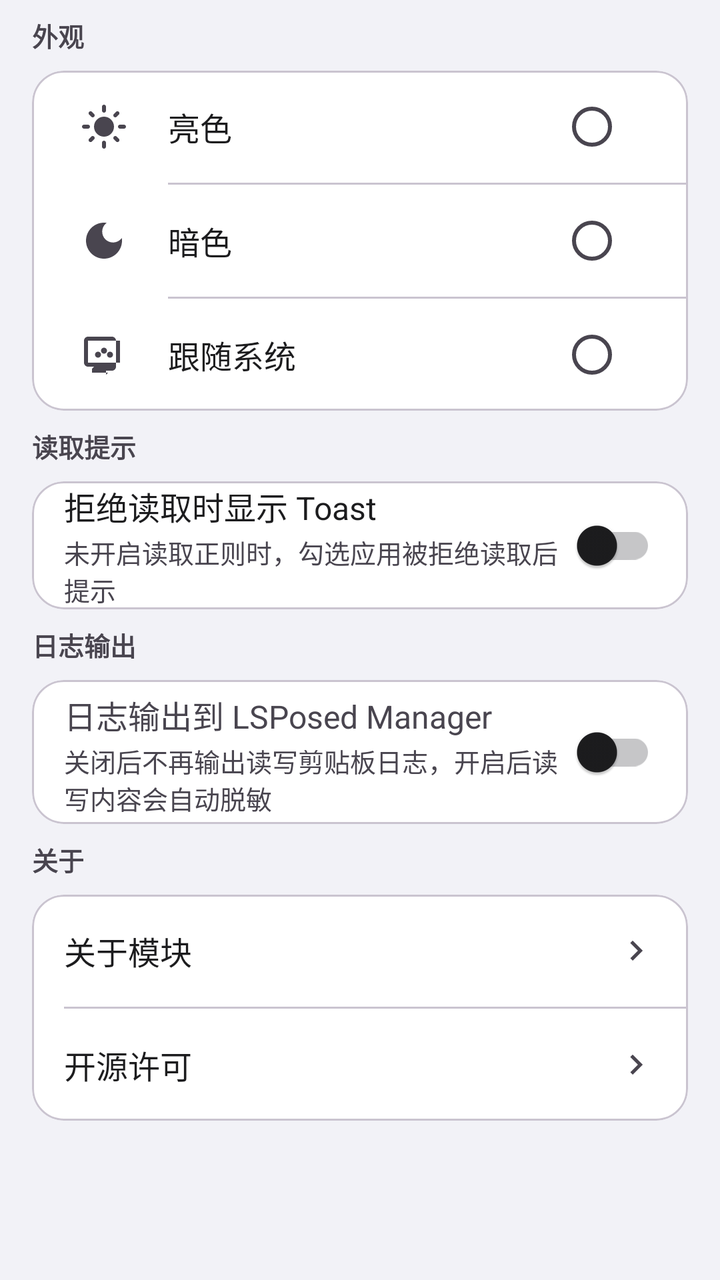
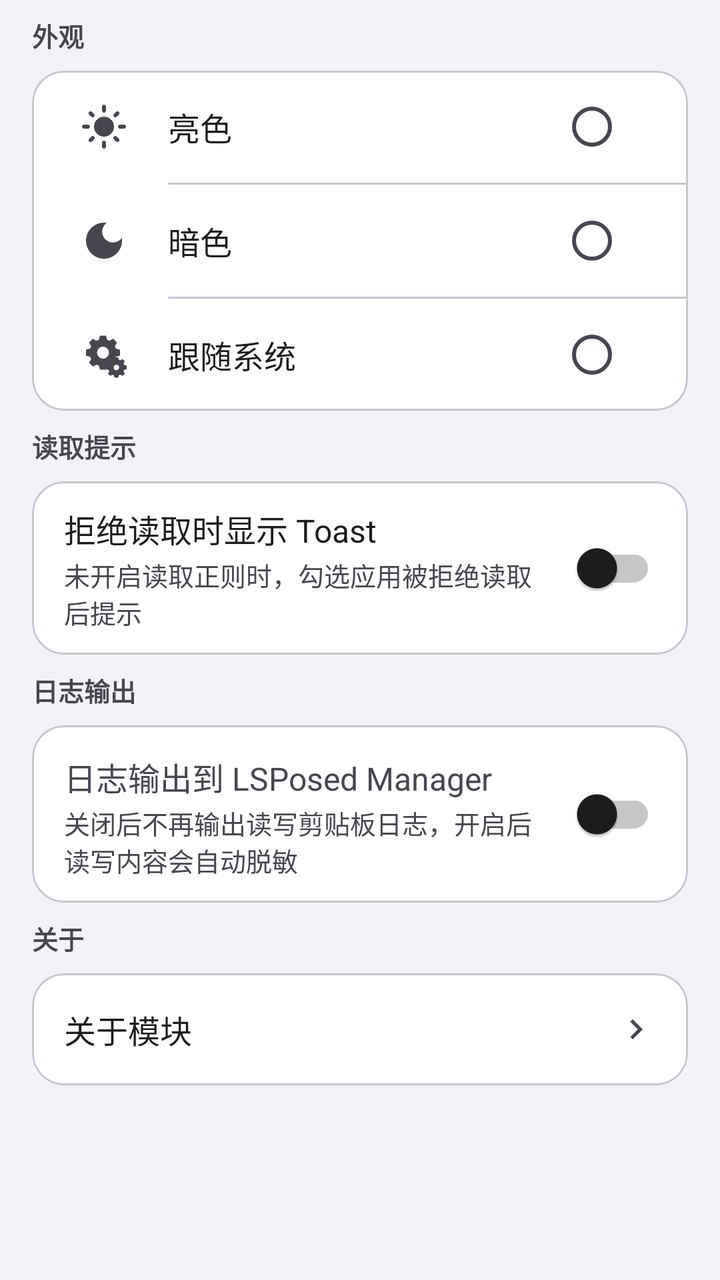

Before-and-after screenshots of an Android layout around one commit, followed by the original layout XML and the change that was made.
<!-- AndroidManifest.xml: application theme Theme.ClipboardGuard -->
<!-- res/layout/page_settings.xml -->
<?xml version="1.0" encoding="utf-8"?>
<LinearLayout xmlns:android="http://schemas.android.com/apk/res/android"
    android:layout_width="match_parent"
    android:layout_height="match_parent"
    android:orientation="vertical"
    android:background="?attr/colorSurfaceVariant">

    
    <TextView
        android:layout_width="match_parent"
        android:layout_height="wrap_content"
        android:paddingHorizontal="16dp"
        android:paddingTop="8dp"
        android:paddingBottom="8dp"
        android:text="@string/settings_appearance"
        android:textSize="13sp"
        android:textColor="?attr/colorOnSurfaceVariant"
        android:textStyle="bold" />

    
    <com.google.android.material.card.MaterialCardView
        android:layout_width="match_parent"
        android:layout_height="wrap_content"
        android:layout_marginHorizontal="16dp"
        app:cardBackgroundColor="?attr/colorSurface"
        app:cardCornerRadius="16dp"
        app:cardElevation="0dp"
        app:strokeWidth="1dp"
        app:strokeColor="?attr/colorOutlineVariant"
        xmlns:app="http://schemas.android.com/apk/res-auto">

        <LinearLayout
            android:layout_width="match_parent"
            android:layout_height="wrap_content"
            android:orientation="vertical">

            
            <LinearLayout
                android:id="@+id/item_theme_light"
                android:layout_width="match_parent"
                android:layout_height="56dp"
                android:background="?attr/selectableItemBackground"
                android:gravity="center_vertical"
                android:orientation="horizontal"
                android:paddingHorizontal="16dp"
                android:clickable="true"
                android:focusable="true">

                <ImageView
                    android:layout_width="40dp"
                    android:layout_height="40dp"
                    android:padding="8dp"
                    android:src="@drawable/ic_sun"
                    app:tint="?attr/colorOnSurfaceVariant" />

                <TextView
                    android:layout_width="0dp"
                    android:layout_height="wrap_content"
                    android:layout_weight="1"
                    android:layout_marginStart="12dp"
                    android:text="@string/theme_light"
                    android:textSize="16sp"
                    android:textColor="?attr/colorOnSurface" />

                <RadioButton
                    android:id="@+id/rb_theme_light"
                    android:layout_width="wrap_content"
                    android:layout_height="wrap_content"
                    android:clickable="false"
                    android:focusable="false" />

            </LinearLayout>

            <View
                android:layout_width="match_parent"
                android:layout_height="1dp"
                android:layout_marginStart="68dp"
                android:background="?attr/colorOutlineVariant" />

            
            <LinearLayout
                android:id="@+id/item_theme_dark"
                android:layout_width="match_parent"
                android:layout_height="56dp"
                android:background="?attr/selectableItemBackground"
                android:gravity="center_vertical"
                android:orientation="horizontal"
                android:paddingHorizontal="16dp"
                android:clickable="true"
                android:focusable="true">

                <ImageView
                    android:layout_width="40dp"
                    android:layout_height="40dp"
                    android:padding="8dp"
                    android:src="@drawable/ic_moon"
                    app:tint="?attr/colorOnSurfaceVariant" />

                <TextView
                    android:layout_width="0dp"
                    android:layout_height="wrap_content"
                    android:layout_weight="1"
                    android:layout_marginStart="12dp"
                    android:text="@string/theme_dark"
                    android:textSize="16sp"
                    android:textColor="?attr/colorOnSurface" />

                <RadioButton
                    android:id="@+id/rb_theme_dark"
                    android:layout_width="wrap_content"
                    android:layout_height="wrap_content"
                    android:clickable="false"
                    android:focusable="false" />

            </LinearLayout>

            <View
                android:layout_width="match_parent"
                android:layout_height="1dp"
                android:layout_marginStart="68dp"
                android:background="?attr/colorOutlineVariant" />

            
            <LinearLayout
                android:id="@+id/item_theme_system"
                android:layout_width="match_parent"
                android:layout_height="56dp"
                android:background="?attr/selectableItemBackground"
                android:gravity="center_vertical"
                android:orientation="horizontal"
                android:paddingHorizontal="16dp"
                android:clickable="true"
                android:focusable="true">

                <ImageView
                    android:layout_width="40dp"
                    android:layout_height="40dp"
                    android:padding="8dp"
                    android:src="@drawable/ic_system"
                    app:tint="?attr/colorOnSurfaceVariant" />

                <TextView
                    android:layout_width="0dp"
                    android:layout_height="wrap_content"
                    android:layout_weight="1"
                    android:layout_marginStart="12dp"
                    android:text="@string/theme_follow_system"
                    android:textSize="16sp"
                    android:textColor="?attr/colorOnSurface" />

                <RadioButton
                    android:id="@+id/rb_theme_system"
                    android:layout_width="wrap_content"
                    android:layout_height="wrap_content"
                    android:clickable="false"
                    android:focusable="false" />

            </LinearLayout>

        </LinearLayout>

    </com.google.android.material.card.MaterialCardView>

    
    <TextView
        android:layout_width="match_parent"
        android:layout_height="wrap_content"
        android:paddingHorizontal="16dp"
        android:paddingTop="8dp"
        android:paddingBottom="8dp"
        android:text="@string/settings_read_tip"
        android:textSize="13sp"
        android:textColor="?attr/colorOnSurfaceVariant"
        android:textStyle="bold" />

    <com.google.android.material.card.MaterialCardView
        android:layout_width="match_parent"
        android:layout_height="wrap_content"
        android:layout_marginHorizontal="16dp"
        android:layout_marginBottom="8dp"
        xmlns:app="http://schemas.android.com/apk/res-auto"
        app:cardBackgroundColor="?attr/colorSurface"
        app:cardCornerRadius="16dp"
        app:cardElevation="0dp"
        app:strokeWidth="1dp"
        app:strokeColor="?attr/colorOutlineVariant">

        <LinearLayout
            android:layout_width="match_parent"
            android:layout_height="64dp"
            android:gravity="center_vertical"
            android:orientation="horizontal"
            android:paddingHorizontal="16dp">

            <LinearLayout
                android:layout_width="0dp"
                android:layout_height="wrap_content"
                android:layout_weight="1"
                android:orientation="vertical">

                <TextView
                    android:layout_width="match_parent"
                    android:layout_height="wrap_content"
                    android:text="@string/settings_read_blocked_toast"
                    android:textSize="16sp"
                    android:textColor="?attr/colorOnSurface" />

                <TextView
                    android:layout_width="match_parent"
                    android:layout_height="wrap_content"
                    android:layout_marginTop="2dp"
                    android:text="@string/settings_read_blocked_toast_desc"
                    android:textSize="13sp"
                    android:textColor="?attr/colorOnSurfaceVariant" />
            </LinearLayout>

            <com.google.android.material.switchmaterial.SwitchMaterial
                android:id="@+id/switch_read_blocked_toast_enabled"
                android:layout_width="wrap_content"
                android:layout_height="wrap_content" />
        </LinearLayout>
    </com.google.android.material.card.MaterialCardView>

    
    <TextView
        android:layout_width="match_parent"
        android:layout_height="wrap_content"
        android:paddingHorizontal="16dp"
        android:paddingTop="0dp"
        android:paddingBottom="8dp"
        android:text="@string/settings_log_output"
        android:textSize="13sp"
        android:textColor="?attr/colorOnSurfaceVariant"
        android:textStyle="bold" />

    <com.google.android.material.card.MaterialCardView
        android:layout_width="match_parent"
        android:layout_height="wrap_content"
        android:layout_marginHorizontal="16dp"
        android:layout_marginBottom="8dp"
        xmlns:app="http://schemas.android.com/apk/res-auto"
        app:cardBackgroundColor="?attr/colorSurface"
        app:cardCornerRadius="16dp"
        app:cardElevation="0dp"
        app:strokeWidth="1dp"
        app:strokeColor="?attr/colorOutlineVariant">

        <LinearLayout
            android:layout_width="match_parent"
            android:layout_height="72dp"
            android:gravity="center_vertical"
            android:orientation="horizontal"
            android:paddingHorizontal="16dp">

            <LinearLayout
                android:layout_width="0dp"
                android:layout_height="wrap_content"
                android:layout_weight="1"
                android:orientation="vertical">

                <TextView
                    android:layout_width="match_parent"
                    android:layout_height="wrap_content"
                    android:layout_marginTop="2dp"
                    android:text="@string/settings_lsposed_log"
                    android:textSize="16sp"
                    android:textColor="?attr/colorOnSurfaceVariant" />
                <TextView
                    android:layout_width="match_parent"
                    android:layout_height="wrap_content"
                    android:layout_marginTop="2dp"
                    android:text="@string/settings_lsposed_log_desc"
                    android:textSize="13sp"
                    android:textColor="?attr/colorOnSurfaceVariant" />

            </LinearLayout>

            <com.google.android.material.switchmaterial.SwitchMaterial
                android:id="@+id/switch_lsposed_log_enabled"
                android:layout_width="wrap_content"
                android:layout_height="wrap_content" />
        </LinearLayout>
    </com.google.android.material.card.MaterialCardView>

    
    <TextView
        android:layout_width="match_parent"
        android:layout_height="wrap_content"
        android:paddingHorizontal="16dp"
        android:paddingTop="0dp"
        android:paddingBottom="8dp"
        android:text="@string/settings_about"
        android:textSize="13sp"
        android:textColor="?attr/colorOnSurfaceVariant"
        android:textStyle="bold" />

    <com.google.android.material.card.MaterialCardView
        android:layout_width="match_parent"
        android:layout_height="wrap_content"
        android:layout_marginHorizontal="16dp"
        app:cardBackgroundColor="?attr/colorSurface"
        app:cardCornerRadius="16dp"
        app:cardElevation="0dp"
        app:strokeWidth="1dp"
        app:strokeColor="?attr/colorOutlineVariant"
        xmlns:app="http://schemas.android.com/apk/res-auto">

        <LinearLayout
            android:layout_width="match_parent"
            android:layout_height="wrap_content"
            android:orientation="vertical">

            
            <LinearLayout
                android:id="@+id/item_about"
                android:layout_width="match_parent"
                android:layout_height="56dp"
                android:background="?attr/selectableItemBackground"
                android:gravity="center_vertical"
                android:orientation="horizontal"
                android:paddingHorizontal="16dp"
                android:clickable="true"
                android:focusable="true">

                <TextView
                    android:layout_width="0dp"
                    android:layout_height="wrap_content"
                    android:layout_weight="1"
                    android:text="@string/settings_about_module"
                    android:textSize="16sp"
                    android:textColor="?attr/colorOnSurface" />

                <ImageView
                    android:layout_width="20dp"
                    android:layout_height="20dp"
                    android:src="@drawable/ic_arrow_right"
                    app:tint="?attr/colorOnSurfaceVariant" />

            </LinearLayout>

            <View
                android:layout_width="match_parent"
                android:layout_height="1dp"
                android:layout_marginStart="16dp"
                android:background="?attr/colorOutlineVariant" />

            
            <LinearLayout
                android:id="@+id/item_license"
                android:layout_width="match_parent"
                android:layout_height="56dp"
                android:background="?attr/selectableItemBackground"
                android:gravity="center_vertical"
                android:orientation="horizontal"
                android:paddingHorizontal="16dp"
                android:clickable="true"
                android:focusable="true">

                <TextView
                    android:layout_width="0dp"
                    android:layout_height="wrap_content"
                    android:layout_weight="1"
                    android:text="@string/settings_license"
                    android:textSize="16sp"
                    android:textColor="?attr/colorOnSurface" />

                <ImageView
                    android:layout_width="20dp"
                    android:layout_height="20dp"
                    android:src="@drawable/ic_arrow_right"
                    app:tint="?attr/colorOnSurfaceVariant" />

            </LinearLayout>

        </LinearLayout>

    </com.google.android.material.card.MaterialCardView>

</LinearLayout>
<!-- resources referenced by this layout -->
<resources>
  <!-- drawable ic_system (drawable) -->
  <?xml version="1.0" encoding="utf-8"?>
  <vector xmlns:android="http://schemas.android.com/apk/res/android"
      android:width="24dp"
      android:height="24dp"
      android:viewportWidth="24"
      android:viewportHeight="24">
      <path
          android:fillColor="#FF000000"
          android:pathData="M20,3H4c-1.1,0 -2,0.9 -2,2v11c0,1.1 0.9,2 2,2h3l-1,1v2h8l-1,1v-2h3c1.1,0 2,-0.9 2,-2V5c0,-1.1 -0.9,-2 -2,-2zM20,16H4V5h16v11z"/>
      <path
          android:fillColor="#FF000000"
          android:pathData="M9,12m-1.5,0a1.5,1.5 0,1 1,3 0a1.5,1.5 0,1 1,-3 0"/>
      <path
          android:fillColor="#FF000000"
          android:pathData="M15,12m-1.5,0a1.5,1.5 0,1 1,3 0a1.5,1.5 0,1 1,-3 0"/>
      <path
          android:fillColor="#FF000000"
          android:pathData="M12,10m-1.5,0a1.5,1.5 0,1 1,3 0a1.5,1.5 0,1 1,-3 0"/>
  </vector>
  <string name="settings_license">开源许可</string>
  <string name="theme_dark">暗色</string>
  <style name="Theme.ClipboardGuard" parent="Theme.Material3.DayNight.NoActionBar">
          
          <item name="colorPrimary">@color/color_primary</item>
          <item name="colorOnPrimary">@color/color_on_primary</item>
          <item name="colorPrimaryContainer">@color/color_primary_container</item>
          <item name="colorOnPrimaryContainer">@color/color_on_primary_container</item>
  
          
          <item name="colorSecondary">@color/color_secondary</item>
          <item name="colorOnSecondary">@color/color_on_secondary</item>
          <item name="colorSecondaryContainer">@color/color_secondary_container</item>
          <item name="colorOnSecondaryContainer">@color/color_on_secondary_container</item>
  
          
          <item name="colorTertiary">@color/color_tertiary</item>
          <item name="colorOnTertiary">@color/color_on_tertiary</item>
          <item name="colorTertiaryContainer">@color/color_tertiary_container</item>
          <item name="colorOnTertiaryContainer">@color/color_on_tertiary_container</item>
  
          
          <item name="colorError">@color/color_error</item>
          <item name="colorOnError">@color/color_on_error</item>
          <item name="colorErrorContainer">@color/color_error_container</item>
          <item name="colorOnErrorContainer">@color/color_on_error_container</item>
  
          
          <item name="android:colorBackground">@color/color_background</item>
          <item name="colorOnBackground">@color/color_on_background</item>
          <item name="colorSurface">@color/color_surface</item>
          <item name="colorOnSurface">@color/color_on_surface</item>
          <item name="colorSurfaceVariant">@color/color_surface_variant</item>
          <item name="colorOnSurfaceVariant">@color/color_on_surface_variant</item>
  
          
          <item name="colorOutline">@color/color_outline</item>
          <item name="colorOutlineVariant">@color/color_outline_variant</item>
  
          
          <item name="android:statusBarColor">@color/color_primary</item>
          <item name="android:navigationBarColor">#FF000000</item>
  
          
          <item name="android:windowBackground">@color/color_background</item>
  
          
          <item name="colorPrimaryDark">@color/color_primary_dark</item>
          <item name="colorAccent">@color/color_primary</item>
      </style>
  <!-- unchanged entries left out for length: 39 -->
</resources>

<!-- the commit's change to res/layout/page_settings.xml (unified diff, before → after) -->
@@ -187,10 +187,12 @@
 
         <LinearLayout
             android:layout_width="match_parent"
-            android:layout_height="64dp"
+            android:layout_height="wrap_content"
+            android:minHeight="64dp"
             android:gravity="center_vertical"
             android:orientation="horizontal"
-            android:paddingHorizontal="16dp">
+            android:paddingHorizontal="16dp"
+            android:paddingVertical="12dp">
 
             <LinearLayout
                 android:layout_width="0dp"
@@ -217,7 +219,8 @@
             <com.google.android.material.switchmaterial.SwitchMaterial
                 android:id="@+id/switch_read_blocked_toast_enabled"
                 android:layout_width="wrap_content"
-                android:layout_height="wrap_content" />
+                android:layout_height="wrap_content"
+                android:layout_marginStart="12dp" />
         </LinearLayout>
     </com.google.android.material.card.MaterialCardView>
 
@@ -247,10 +250,12 @@
 
         <LinearLayout
             android:layout_width="match_parent"
-            android:layout_height="72dp"
+            android:layout_height="wrap_content"
+            android:minHeight="72dp"
             android:gravity="center_vertical"
             android:orientation="horizontal"
-            android:paddingHorizontal="16dp">
+            android:paddingHorizontal="16dp"
+            android:paddingVertical="12dp">
 
             <LinearLayout
                 android:layout_width="0dp"
@@ -278,7 +283,8 @@
             <com.google.android.material.switchmaterial.SwitchMaterial
                 android:id="@+id/switch_lsposed_log_enabled"
                 android:layout_width="wrap_content"
-                android:layout_height="wrap_content" />
+                android:layout_height="wrap_content"
+                android:layout_marginStart="12dp" />
         </LinearLayout>
     </com.google.android.material.card.MaterialCardView>
 
@@ -338,40 +344,6 @@
 
             </LinearLayout>
 
-            <View
-                android:layout_width="match_parent"
-                android:layout_height="1dp"
-                android:layout_marginStart="16dp"
-                android:background="?attr/colorOutlineVariant" />
-
-            
-            <LinearLayout
-                android:id="@+id/item_license"
-                android:layout_width="match_parent"
-                android:layout_height="56dp"
-                android:background="?attr/selectableItemBackground"
-                android:gravity="center_vertical"
-                android:orientation="horizontal"
-                android:paddingHorizontal="16dp"
-                android:clickable="true"
-                android:focusable="true">
-
-                <TextView
-                    android:layout_width="0dp"
-                    android:layout_height="wrap_content"
-                    android:layout_weight="1"
-                    android:text="@string/settings_license"
-                    android:textSize="16sp"
-                    android:textColor="?attr/colorOnSurface" />
-
-                <ImageView
-                    android:layout_width="20dp"
-                    android:layout_height="20dp"
-                    android:src="@drawable/ic_arrow_right"
-                    app:tint="?attr/colorOnSurfaceVariant" />
-
-            </LinearLayout>
-
         </LinearLayout>
 
     </com.google.android.material.card.MaterialCardView>
<!-- resource entries referenced after the edit -->
@@ -7,22 +7,24 @@
       android:height="24dp"
       android:viewportWidth="24"
       android:viewportHeight="24">
+  
+      
       <path
           android:fillColor="#FF000000"
-          android:pathData="M20,3H4c-1.1,0 -2,0.9 -2,2v11c0,1.1 0.9,2 2,2h3l-1,1v2h8l-1,1v-2h3c1.1,0 2,-0.9 2,-2V5c0,-1.1 -0.9,-2 -2,-2zM20,16H4V5h16v11z"/>
+          android:fillType="evenOdd"
+          android:pathData="M13,2.5l0.55,2.05c0.42,0.14 0.82,0.31 1.2,0.52l1.84,-1.06 1.9,1.9 -1.06,1.84c0.21,0.38 0.38,0.78 0.52,1.2L20,9.5v3l-2.05,0.55c-0.14,0.42 -0.31,0.82 -0.52,1.2l1.06,1.84 -1.9,1.9 -1.84,-1.06c-0.38,0.21 -0.78,0.38 -1.2,0.52L13,19.5h-3l-0.55,-2.05c-0.42,-0.14 -0.82,-0.31 -1.2,-0.52l-1.84,1.06 -1.9,-1.9 1.06,-1.84c-0.21,-0.38 -0.38,-0.78 -0.52,-1.2L3,12.5v-3l2.05,-0.55c0.14,-0.42 0.31,-0.82 0.52,-1.2L4.51,5.91l1.9,-1.9 1.84,1.06c0.38,-0.21 0.78,-0.38 1.2,-0.52L10,2.5h3zM11.5,8a3,3 0,1 0,0 6,3 3,0 0,0 0,-6z" />
+  
       <path
           android:fillColor="#FF000000"
-          android:pathData="M9,12m-1.5,0a1.5,1.5 0,1 1,3 0a1.5,1.5 0,1 1,-3 0"/>
-      <path
-          android:fillColor="#FF000000"
-          android:pathData="M15,12m-1.5,0a1.5,1.5 0,1 1,3 0a1.5,1.5 0,1 1,-3 0"/>
-      <path
-          android:fillColor="#FF000000"
-          android:pathData="M12,10m-1.5,0a1.5,1.5 0,1 1,3 0a1.5,1.5 0,1 1,-3 0"/>
+          android:fillType="evenOdd"
+          android:pathData="M19.1,13.3l0.33,1.23c0.25,0.09 0.49,0.19 0.72,0.31l1.1,-0.64 1.14,1.14 -0.64,1.1c0.13,0.23 0.23,0.47 0.31,0.72l1.24,0.34v1.8l-1.24,0.34c-0.08,0.25 -0.18,0.49 -0.31,0.72l0.64,1.1 -1.14,1.14 -1.1,-0.64c-0.23,0.12 -0.47,0.22 -0.72,0.31l-0.33,1.24h-1.8l-0.33,-1.24c-0.25,-0.09 -0.49,-0.19 -0.72,-0.31l-1.1,0.64 -1.14,-1.14 0.64,-1.1c-0.13,-0.23 -0.23,-0.47 -0.31,-0.72L13.1,19.3v-1.8l1.24,-0.34c0.08,-0.25 0.18,-0.49 0.31,-0.72l-0.64,-1.1 1.14,-1.14 1.1,0.64c0.23,-0.12 0.47,-0.22 0.72,-0.31l0.33,-1.23h1.8zM18.2,17a1.4,1.4 0,1 0,0 2.8,1.4 1.4,0 0,0 0,-2.8z" />
   </vector>
-  <string name="settings_license">开源许可</string>
   <string name="theme_dark">暗色</string>
-  <style name="Theme.ClipboardGuard" parent="Theme.Material3.DayNight.NoActionBar">
+  <style name="Theme.ClipboardGuard" parent="Theme.ClipboardGuard.Base">
+          <item name="android:statusBarColor">@color/color_primary</item>
+          <item name="android:navigationBarColor">#FF000000</item>
+      </style>
+  <style name="Theme.ClipboardGuard.Base" parent="Theme.Material3.DayNight.NoActionBar">
           
           <item name="colorPrimary">@color/color_primary</item>
           <item name="colorOnPrimary">@color/color_on_primary</item>
@@ -60,10 +62,6 @@
           <item name="colorOutlineVariant">@color/color_outline_variant</item>
   
           
-          <item name="android:statusBarColor">@color/color_primary</item>
-          <item name="android:navigationBarColor">#FF000000</item>
-  
-          
           <item name="android:windowBackground">@color/color_background</item>
   
           
